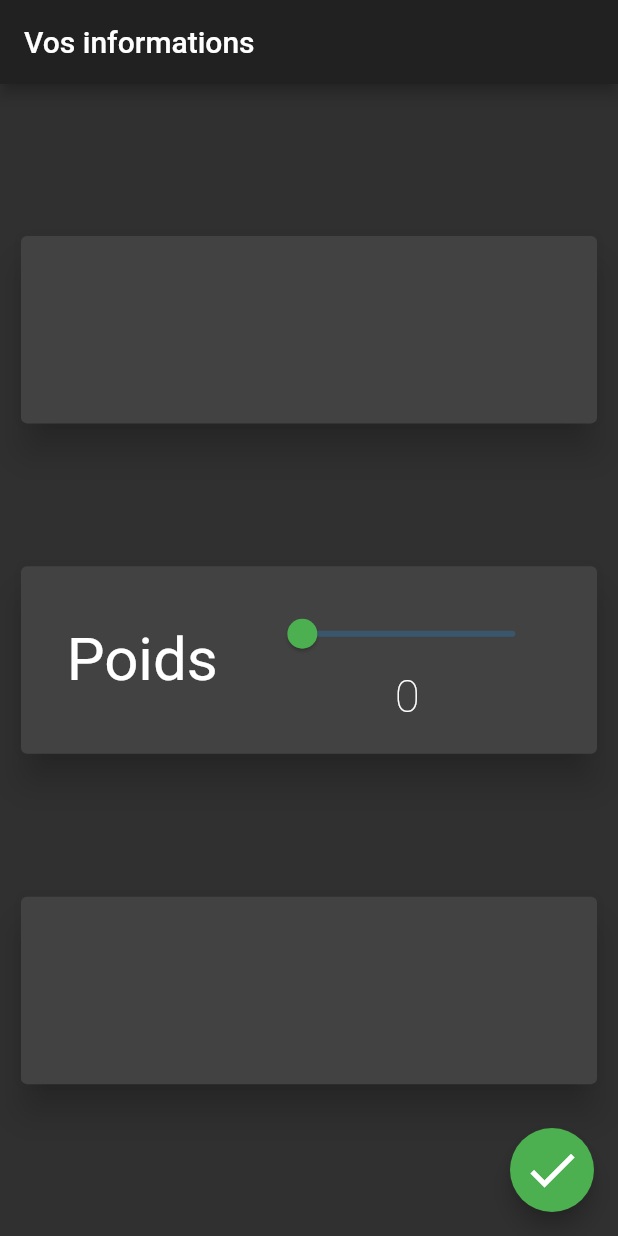
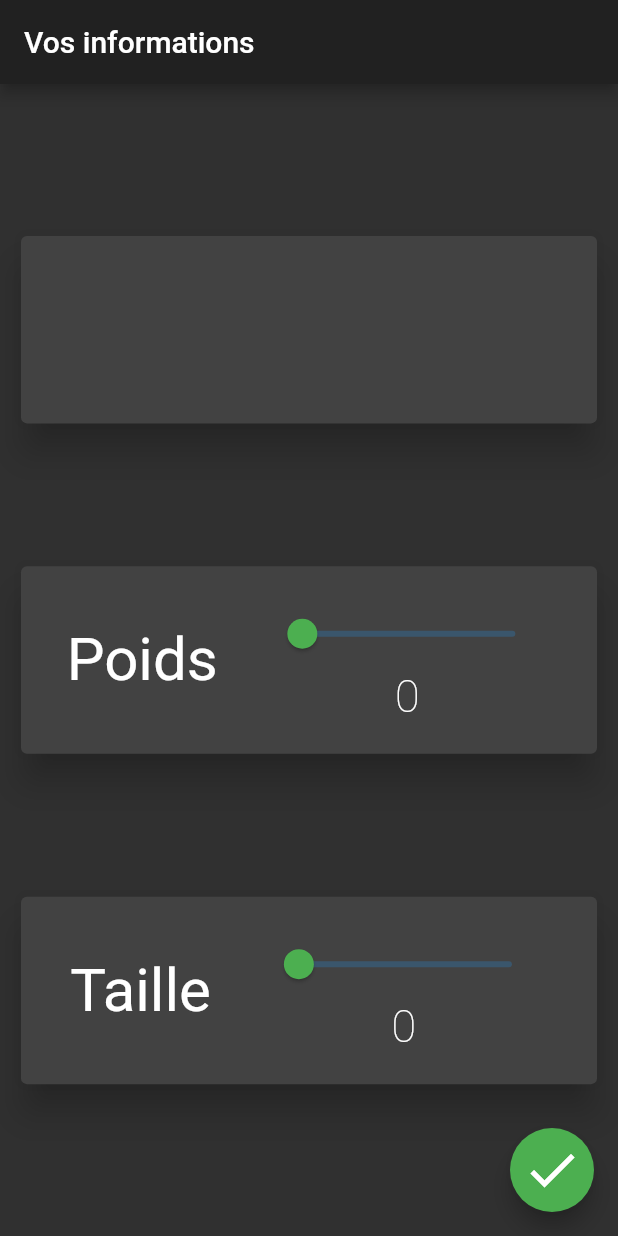
Before and after one commit to cdudit/suis-je-sam, a Flutter app: the screen it shows after launch, on a phone screen of 412 x 824 dp. Run offline on Flutter 3.47's test engine with Material 2 defaults, Android fonts, the phone set to English and light mode, and no system bars.

Commit message:
affichage en enregistrement de la taille

```diff
--- a/lib/main.dart
+++ b/lib/main.dart
@@ -31,6 +31,7 @@ class MyHomePage extends StatefulWidget {
 class _MyHomePageState extends State<MyHomePage> {
   double cardElevation = 10.0;
   double userWeight = 0.0;
+  double userHeight = 0.0;
 
   @override
   Widget build(BuildContext context) {
@@ -56,9 +57,7 @@ class _MyHomePageState extends State<MyHomePage> {
                   child: Row(
                     mainAxisAlignment: MainAxisAlignment.spaceEvenly,
                     children: [
-                      Text("Poids", style: TextStyle(
-                        fontSize: 40.0
-                      )),
+                      infosTitle("Poids"),
                       Column(
                         mainAxisAlignment: MainAxisAlignment.center,
                         children: [
@@ -73,10 +72,7 @@ class _MyHomePageState extends State<MyHomePage> {
                                   userWeight = d;
                                 });
                               })),
-                          Text(userWeight.round().toString(), style: TextStyle(
-                            fontSize: 30.0,
-                            fontWeight: FontWeight.w200
-                          ))
+                          infosResult(userWeight.round().toString())
                         ],
                       ),
                     ],
@@ -88,6 +84,29 @@ class _MyHomePageState extends State<MyHomePage> {
                 elevation: cardElevation,
                 child: Container(
                   height: 125,
+                  child: Row(
+                    mainAxisAlignment: MainAxisAlignment.spaceEvenly,
+                    children: [
+                      infosTitle("Taille"),
+                      Column(
+                        mainAxisAlignment: MainAxisAlignment.center,
+                        children: [
+                          Slider(
+                              value: userHeight,
+                              activeColor: Colors.green,
+                              min: 0.0,
+                              max: 150.0,
+                              divisions: 150,
+                              onChanged: ((double d) {
+                                setState(() {
+                                  userHeight = d;
+                                });
+                              })),
+                          infosResult(userHeight.round().toString()),
+                        ],
+                      ),
+                    ],
+                  ),
                 ),
               ),
             ],
@@ -105,4 +124,13 @@ class _MyHomePageState extends State<MyHomePage> {
       ),
     );
   }
+
+  Text infosTitle(String text) {
+    return Text(text, style: TextStyle(fontSize: 40.0));
+  }
+
+  Text infosResult(String text) {
+    return Text(text,
+        style: TextStyle(fontSize: 30.0, fontWeight: FontWeight.w200));
+  }
 }
```
